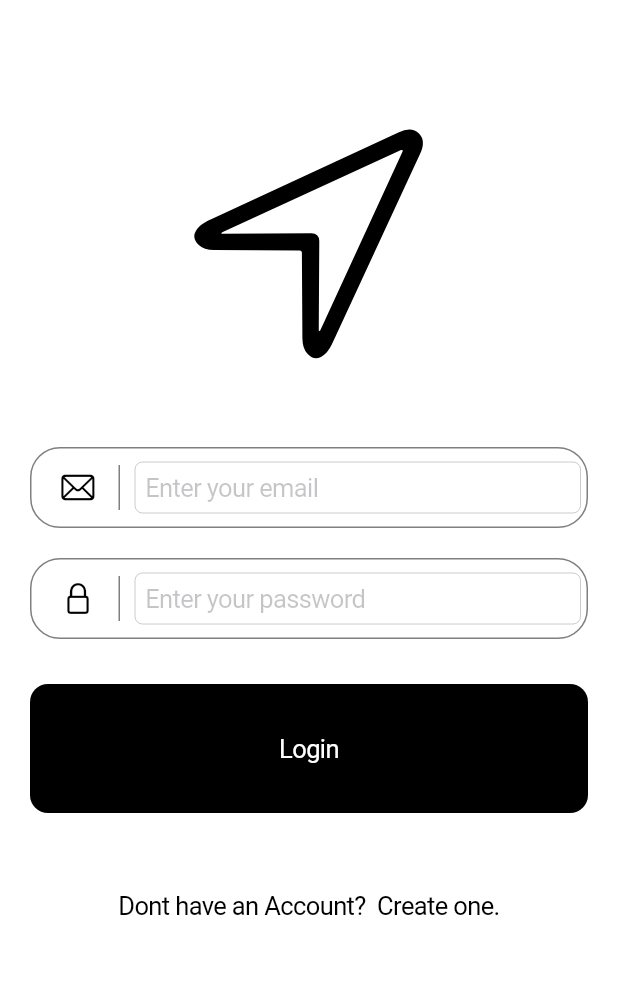
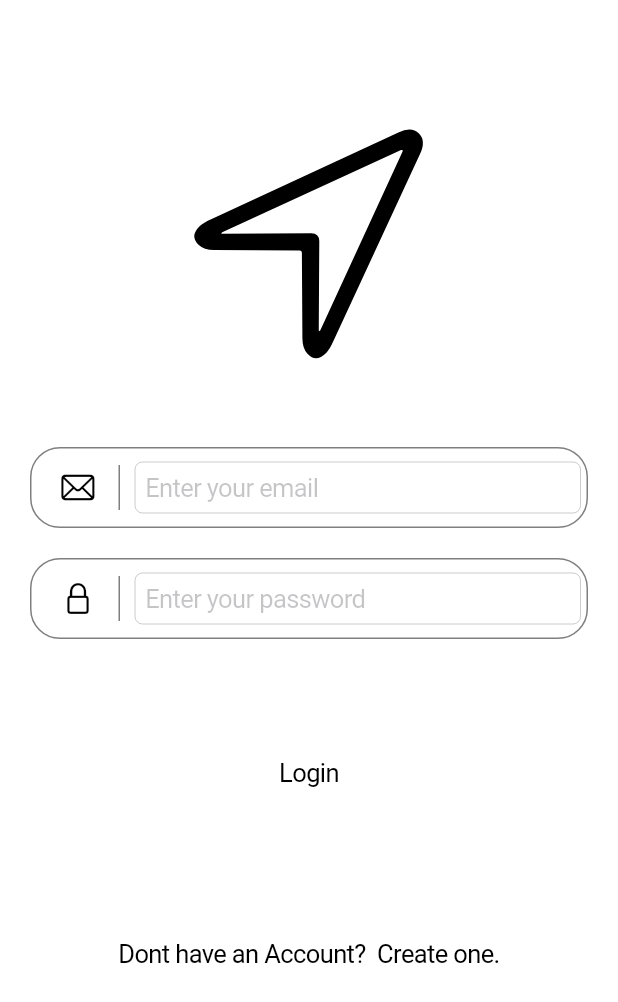
Before and after one commit to ColtonMcCasland/flutter_weather_pin, a Flutter app: the screen it shows after launch, on a phone screen of 412 x 824 dp. Shown: the top 1002 px of the screen. Run offline on Flutter 3.47's test engine with Material 2 defaults, Android fonts, the phone set to English and light mode, and no system bars; our stand-ins replace charts_flutter, cloud_firestore, firebase_auth, firebase_storage, flutter_calendar_carousel, flutter_speed_dial and 9 more; missing offline and left inert: simple_moment, timeline_list; accounts and stored records are empty.

Commit message:
Fixed loading list and ui buttons for more Ios like appearance.

```diff
--- a/flutter_nav-master/lib/pages/login.dart
+++ b/flutter_nav-master/lib/pages/login.dart
@@ -195,7 +195,6 @@ class _LoginPageState extends State<LoginPage> {
                 children: <Widget>[
                   Expanded(
                     child: CupertinoButton(
-                      color: Colors.black,
                       disabledColor: Colors.black.withOpacity(0.5),
                       onPressed: _loggingIn == true
                           ? null
@@ -211,15 +210,30 @@ class _LoginPageState extends State<LoginPage> {
                               const EdgeInsets.symmetric(vertical: 1.0),
                               child:
 
+                              FlatButton(
+                                child: Row(
+                                  mainAxisAlignment: MainAxisAlignment.center,
+                                  children: <Widget>[
+                                    Expanded(
+                                      child: Padding(
+                                        padding:
+                                        const EdgeInsets.symmetric(vertical: 16.0),
+                                        child:
                                         CupertinoButton(
                                           child: Text(
                                             'Login',
                                             textAlign: TextAlign.center,
                                             style: TextStyle(
-                                    color: Colors.white,
+                                              color: Colors.black,
                                             ),
                                           ),
-                                borderRadius: BorderRadius.all(Radius.elliptical(50.0,50)),
+                                        ),
+
+                                      ),
+                                    )
+                                  ],
+                                ),
+//                                borderRadius: BorderRadius.all(Radius.elliptical(50.0,50)),
 
                               ),
 
```
Also changed, not shown: flutter_nav-master/lib/pages/mapspage.dart (+17 -15 lines). Lines whose indentation alone changed are shown as unchanged.
